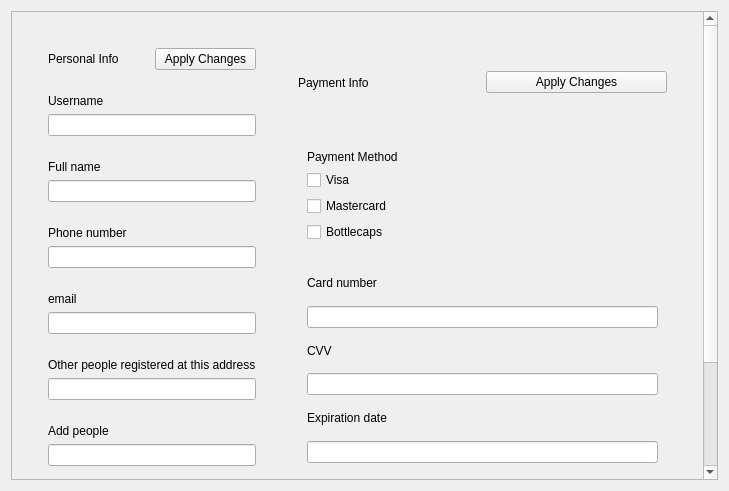
Before: the Qt Designer form optionswindow.ui in EduPonz/SmartTrashCan_B376, drawn with Qt 5.
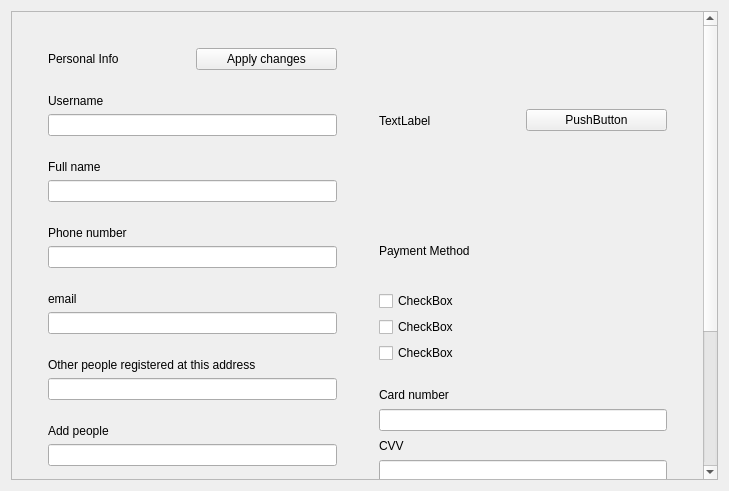
After: the same form once the commit is applied.

Commit message: Built optionswindow.ui back from ground

The edit to the form file:
```diff
--- a/optionswindow.ui
+++ b/optionswindow.ui
@@ -25,21 +25,21 @@
         <x>0</x>
         <y>0</y>
         <width>692</width>
-        <height>593</height>
+        <height>650</height>
        </rect>
       </property>
-      <layout class="QVBoxLayout" name="verticalLayout_12" stretch="1,1">
+      <layout class="QVBoxLayout" name="verticalLayout" stretch="1,0">
        <item>
-        <widget class="QWidget" name="widget_3" native="true">
-         <layout class="QHBoxLayout" name="horizontalLayout_4" stretch="0,1">
+        <widget class="QWidget" name="personalPayment" native="true">
+         <layout class="QHBoxLayout" name="horizontalLayout_2" stretch="1,1">
           <item>
-           <widget class="QWidget" name="profile" native="true">
-            <layout class="QVBoxLayout" name="verticalLayout_2" stretch="1,1,1,1,1,1,0,1">
+           <widget class="QWidget" name="personalInfo" native="true">
+            <layout class="QVBoxLayout" name="verticalLayout_2">
              <item>
-              <widget class="QWidget" name="widget" native="true">
-               <layout class="QHBoxLayout" name="horizontalLayout_2">
+              <widget class="QWidget" name="widget_8" native="true">
+               <layout class="QHBoxLayout" name="horizontalLayout_3">
                 <item>
-                 <widget class="QLabel" name="label_3">
+                 <widget class="QLabel" name="label">
                   <property name="text">
                    <string>Personal Info</string>
                   </property>
@@ -48,7 +48,7 @@
                 <item>
                  <widget class="QPushButton" name="pushButton">
                   <property name="text">
-                   <string>Apply Changes</string>
+                   <string>Apply changes</string>
                   </property>
                  </widget>
                 </item>
@@ -56,27 +56,27 @@
               </widget>
              </item>
              <item>
-              <widget class="QWidget" name="widget_9" native="true">
-               <layout class="QVBoxLayout" name="verticalLayout_4">
-                <item>
-                 <widget class="QLabel" name="label">
-                  <property name="text">
-                   <string>Username</string>
-                  </property>
-                 </widget>
-                </item>
-                <item>
-                 <widget class="QLineEdit" name="lineEdit"/>
-                </item>
-               </layout>
-              </widget>
-             </item>
-             <item>
-              <widget class="QWidget" name="widget_2" native="true">
+              <widget class="QWidget" name="widget_7" native="true">
                <layout class="QVBoxLayout" name="verticalLayout_3">
                 <item>
                  <widget class="QLabel" name="label_2">
                   <property name="text">
+                   <string>Username</string>
+                  </property>
+                 </widget>
+                </item>
+                <item>
+                 <widget class="QLineEdit" name="lineEdit"/>
+                </item>
+               </layout>
+              </widget>
+             </item>
+             <item>
+              <widget class="QWidget" name="widget_6" native="true">
+               <layout class="QVBoxLayout" name="verticalLayout_4">
+                <item>
+                 <widget class="QLabel" name="label_3">
+                  <property name="text">
                    <string>Full name</string>
                   </property>
                  </widget>
@@ -104,7 +104,7 @@
               </widget>
              </item>
              <item>
-              <widget class="QWidget" name="widget_6" native="true">
+              <widget class="QWidget" name="widget_3" native="true">
                <layout class="QVBoxLayout" name="verticalLayout_6">
                 <item>
                  <widget class="QLabel" name="label_5">
@@ -120,7 +120,7 @@
               </widget>
              </item>
              <item>
-              <widget class="QWidget" name="widget_7" native="true">
+              <widget class="QWidget" name="widget_2" native="true">
                <layout class="QVBoxLayout" name="verticalLayout_7">
                 <item>
                  <widget class="QLabel" name="label_6">
@@ -136,10 +136,10 @@
               </widget>
              </item>
              <item>
-              <widget class="QWidget" name="widget_10" native="true">
-               <layout class="QVBoxLayout" name="verticalLayout_8">
+              <widget class="QWidget" name="widget" native="true">
+               <layout class="QVBoxLayout" name="verticalLayout_9">
                 <item>
-                 <widget class="QLabel" name="label_8">
+                 <widget class="QLabel" name="label_7">
                   <property name="text">
                    <string>Add people</string>
                   </property>
@@ -152,53 +152,19 @@
               </widget>
              </item>
              <item>
-              <widget class="QWidget" name="widget_8" native="true">
-               <widget class="QLabel" name="label_7">
-                <property name="geometry">
-                 <rect>
-                  <x>70</x>
-                  <y>20</y>
-                  <width>47</width>
-                  <height>13</height>
-                 </rect>
-                </property>
+              <widget class="QWidget" name="widget_4" native="true">
+               <layout class="QVBoxLayout" name="verticalLayout_8">
+                <item>
+                 <widget class="QLineEdit" name="lineEdit_7"/>
+                </item>
+                <item>
+                 <widget class="QLabel" name="label_8">
                 <property name="text">
                  <string>TextLabel</string>
                 </property>
                </widget>
-               <widget class="QTextEdit" name="textEdit_6">
-                <property name="geometry">
-                 <rect>
-                  <x>240</x>
-                  <y>20</y>
-                  <width>104</width>
-                  <height>71</height>
-                 </rect>
-                </property>
-               </widget>
-              </widget>
-             </item>
-            </layout>
-           </widget>
-          </item>
-          <item>
-           <widget class="QWidget" name="payment" native="true">
-            <layout class="QVBoxLayout" name="verticalLayout" stretch="1,4">
-             <item>
-              <widget class="QWidget" name="paymentTitle" native="true">
-               <layout class="QHBoxLayout" name="horizontalLayout_5">
-                <item>
-                 <widget class="QLabel" name="label_13">
-                  <property name="text">
-                   <string>Payment Info</string>
-                  </property>
-                 </widget>
-                </item>
-                <item>
-                 <widget class="QPushButton" name="pushButton_2">
-                  <property name="text">
-                   <string>Apply Changes</string>
-                  </property>
+                </item>
+               </layout>
                  </widget>
                 </item>
                </layout>
@@ -206,35 +172,55 @@
              </item>
              <item>
               <widget class="QWidget" name="paymentInfo" native="true">
-               <layout class="QVBoxLayout" name="verticalLayout_9" stretch="1,8">
-                <item>
-                 <widget class="QWidget" name="paymentMethod" native="true">
                   <layout class="QVBoxLayout" name="verticalLayout_10">
                    <item>
+              <widget class="QWidget" name="paymenMethod" native="true">
+               <layout class="QHBoxLayout" name="horizontalLayout_4">
+                <item>
                     <widget class="QLabel" name="label_9">
                      <property name="text">
+                   <string>TextLabel</string>
+                  </property>
+                 </widget>
+                </item>
+                <item>
+                 <widget class="QPushButton" name="pushButton_2">
+                  <property name="text">
+                   <string>PushButton</string>
+                  </property>
+                 </widget>
+                </item>
+               </layout>
+              </widget>
+             </item>
+             <item>
+              <widget class="QWidget" name="widget_9" native="true">
+               <layout class="QVBoxLayout" name="verticalLayout_11">
+                <item>
+                 <widget class="QLabel" name="label_10">
+                  <property name="text">
                       <string>Payment Method</string>
                      </property>
                     </widget>
                    </item>
+                <item>
+                 <widget class="QCheckBox" name="checkBox">
+                  <property name="text">
+                   <string>CheckBox</string>
+                  </property>
+                 </widget>
+                </item>
                    <item>
                     <widget class="QCheckBox" name="checkBox_2">
                      <property name="text">
-                      <string>Visa</string>
+                   <string>CheckBox</string>
                      </property>
                     </widget>
                    </item>
                    <item>
                     <widget class="QCheckBox" name="checkBox_3">
                      <property name="text">
-                      <string>Mastercard</string>
-                     </property>
-                    </widget>
-                   </item>
-                   <item>
-                    <widget class="QCheckBox" name="checkBox">
-                     <property name="text">
-                      <string>Bottlecaps</string>
+                   <string>CheckBox</string>
                      </property>
                     </widget>
                    </item>
@@ -242,22 +228,12 @@
                  </widget>
                 </item>
                 <item>
-                 <widget class="QWidget" name="widget_14" native="true">
-                  <layout class="QVBoxLayout" name="verticalLayout_11">
-                   <item>
-                    <widget class="QLabel" name="label_10">
-                     <property name="text">
-                      <string>Card number</string>
-                     </property>
-                    </widget>
-                   </item>
-                   <item>
-                    <widget class="QLineEdit" name="lineEdit_7"/>
-                   </item>
+              <widget class="QWidget" name="widget_10" native="true">
+               <layout class="QVBoxLayout" name="verticalLayout_12">
                    <item>
                     <widget class="QLabel" name="label_11">
                      <property name="text">
-                      <string>CVV</string>
+                   <string>Card number</string>
                      </property>
                     </widget>
                    </item>
@@ -267,6 +243,16 @@
                    <item>
                     <widget class="QLabel" name="label_12">
                      <property name="text">
+                   <string>CVV</string>
+                  </property>
+                 </widget>
+                </item>
+                <item>
+                 <widget class="QLineEdit" name="lineEdit_10"/>
+                </item>
+                <item>
+                 <widget class="QLabel" name="label_13">
+                  <property name="text">
                       <string>Expiration date</string>
                      </property>
                     </widget>
@@ -283,9 +269,6 @@
             </layout>
            </widget>
           </item>
-         </layout>
-        </widget>
-       </item>
        <item>
         <widget class="QWidget" name="history" native="true">
          <layout class="QVBoxLayout" name="verticalLayout_13">
```
Left out of the diff: 9 changed lines with no effect on the pictures. Lines whose indentation alone changed are shown as unchanged.
